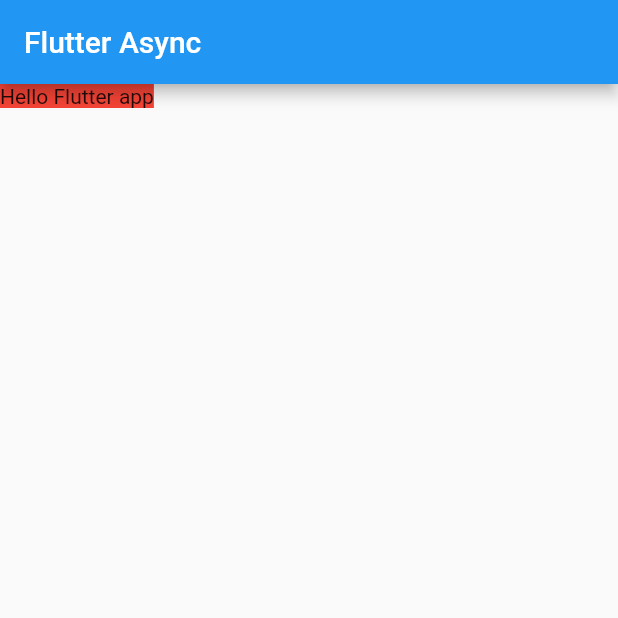
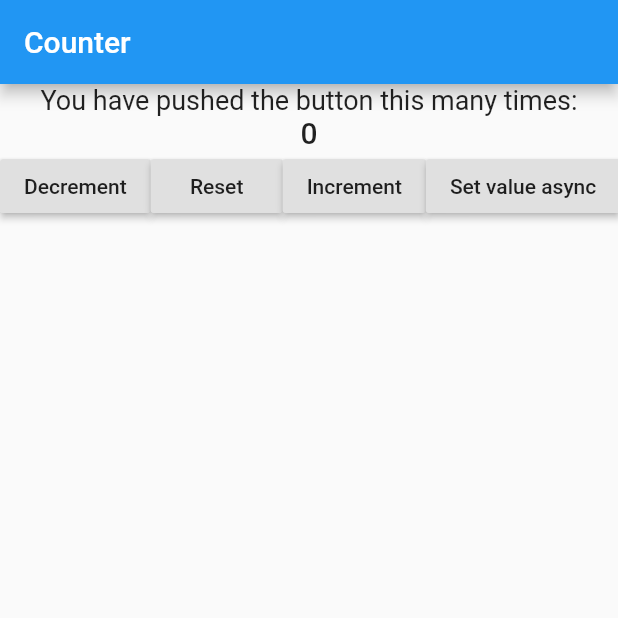
Before and after one commit to yousufCse/FlutterAsync, a Flutter app: the screen it shows after launch, on a phone screen of 412 x 824 dp, the top half of it. Run offline on Flutter 3.47's test engine with Material 2 defaults, Android fonts, the phone set to English and light mode, and no system bars.

Commit message:
Experiment provider implementation

```diff
--- a/lib/main.dart
+++ b/lib/main.dart
@@ -1,6 +1,15 @@
+
+
 import 'package:flutter/material.dart';
+import 'package:flutterasync/src/notifier/Counter.dart';
+import 'package:provider/provider.dart';
 import 'src/app.dart';
 
 void main() {
-  runApp(App());
+  runApp(
+    ChangeNotifierProvider(
+      create: (context) => Counter(),
+      child: App(),
+    )
+  );
 }
--- a/lib/src/app.dart
+++ b/lib/src/app.dart
@@ -6,7 +6,11 @@ class App extends StatelessWidget {
   @override
   Widget build(BuildContext context) {
     return MaterialApp(
+      title: "Counter Demo",
       debugShowCheckedModeBanner: false,
+      theme: ThemeData(
+        primarySwatch: Colors.blue
+      ),
       home: Home(),
     );
   }
--- /dev/null
+++ b/lib/src/notifier/Counter.dart
@@ -0,0 +1,31 @@
+import 'package:flutter/foundation.dart';
+
+class Counter extends ChangeNotifier {
+  int value = 0;
+
+  void increment() {
+    value += 1;
+    notifyListeners();
+  }
+
+  void decrement() {
+    value -= 1;
+    notifyListeners();
+  }
+
+  void reset() {
+    value = 0;
+    notifyListeners();
+  }
+
+  void fetchImage() {
+    value = 0;
+    notifyListeners();
+
+    Future.delayed(Duration(seconds: 5), () {
+      value = 1000;
+      notifyListeners();
+    });
+
+  }
+}
--- a/lib/src/screens/home.dart
+++ b/lib/src/screens/home.dart
@@ -1,18 +1,63 @@
 import 'package:flutter/material.dart';
+import 'package:flutterasync/src/notifier/Counter.dart';
+import 'package:provider/provider.dart';
 
-class Home extends StatefulWidget {
-  @override
-  _HomeState createState() => _HomeState();
-}
-
-class _HomeState extends State<Home> {
+class Home extends StatelessWidget {
   @override
   Widget build(BuildContext context) {
     return Scaffold(
-      appBar: AppBar(title: Text("Flutter Async")),
-      body: Container(
-        color: Colors.red,
-        child: Text("Hello Flutter app"),
+      appBar: AppBar(title: Text("Counter")),
+      body: Center(
+        child: Column(
+          children: <Widget>[
+            Text(
+              "You have pushed the button this many times:", style: TextStyle(
+              fontSize: 18,),),
+            Consumer<Counter>(
+              builder: (context, counter, child) {
+                return Text(
+                    "${counter.value}",
+                    style: Theme
+                        .of(context)
+                        .textTheme
+                        .title
+                );
+              },
+            ),
+
+            Container(
+              child: Row(
+                children: <Widget>[
+                  RaisedButton(
+                    child: Text("Decrement"),
+                    onPressed: () {
+                      Provider.of<Counter>(context, listen: false).decrement();
+                    },
+                  ),
+                  RaisedButton(
+                    child: Text("Reset"),
+                    onPressed: () {
+                      Provider.of<Counter>(context, listen: false).reset();
+                    },
+                  ),
+                  RaisedButton(
+                    child: Text("Increment"),
+                    onPressed: () {
+                      Provider.of<Counter>(context, listen: false).increment();
+                    },
+                  ),
+
+                  RaisedButton(
+                    child: Text("Set value async"),
+                    onPressed: () {
+                      Provider.of<Counter>(context, listen: false).fetchImage();
+                    },
+                  ),
+                ],
+              ),
+            )
+          ],
+        ),
       ),
     );
   }
```
